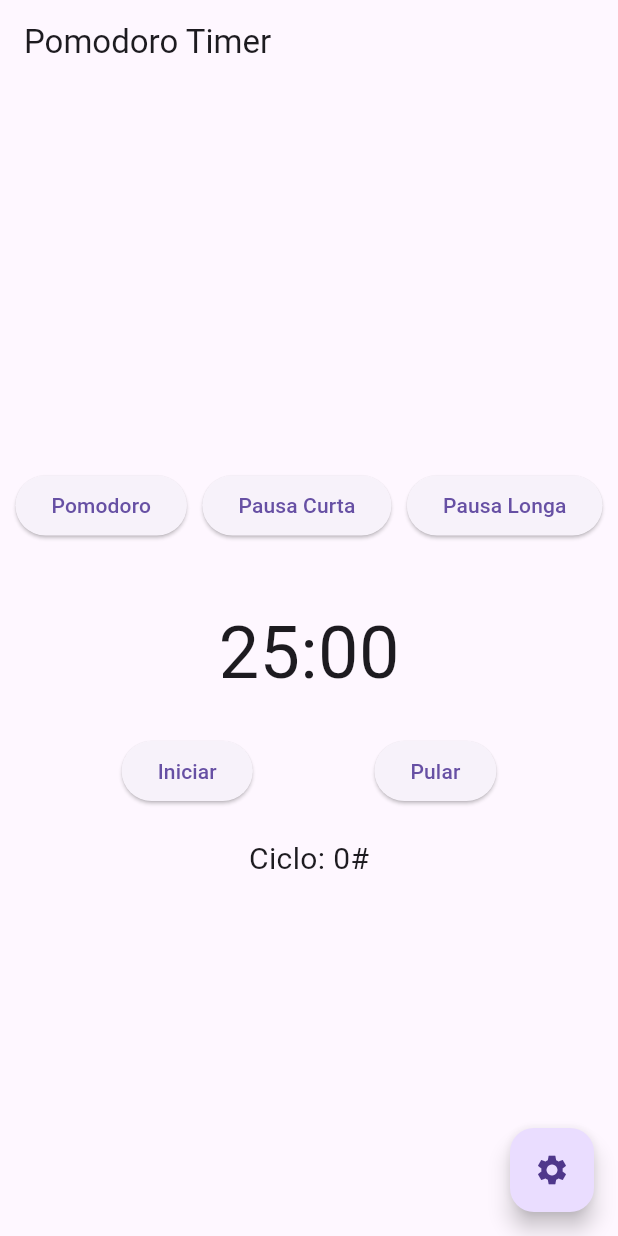
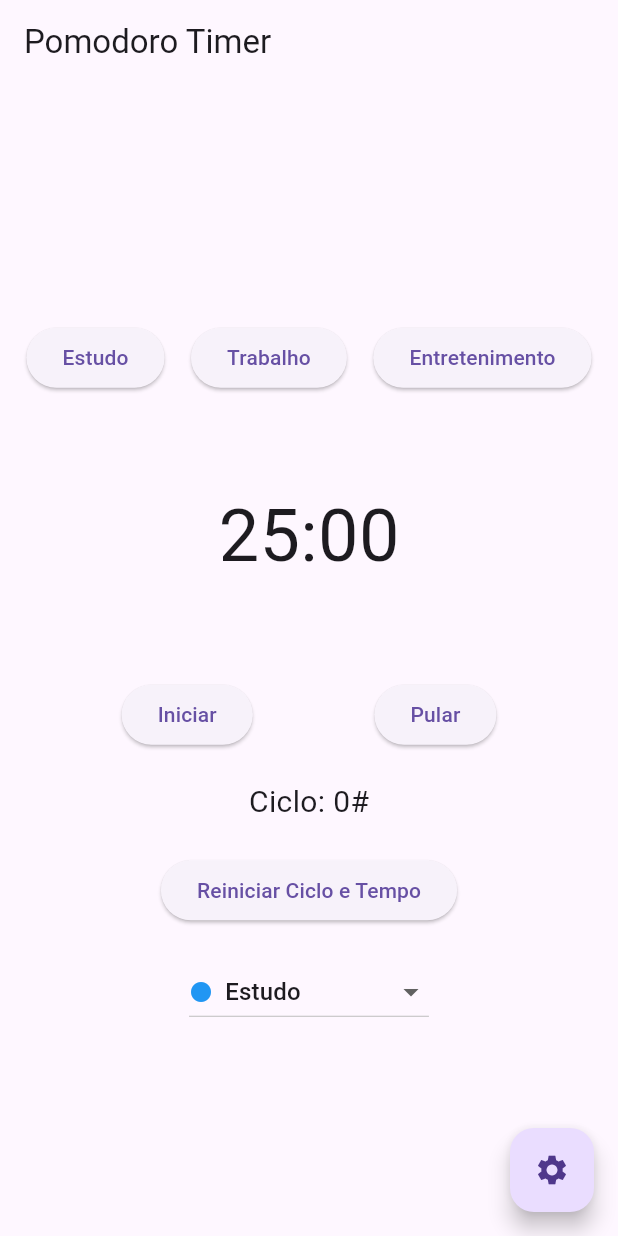
Before and after one commit to IsaacMota/pomodoro_app, a Flutter app: the PomodoroScreen screen opened directly, on a phone screen of 412 x 824 dp. Run offline on Flutter 3.47's test engine with Material 3 defaults, Android fonts, the phone set to English and light mode, and no system bars.

Commit message:
pomodoroc3

```diff
--- a/pomodoro_app/lib/explicacao.dart
+++ b/pomodoro_app/lib/explicacao.dart
@@ -8,6 +8,7 @@ class ExplicacaoScreen extends StatelessWidget {
       appBar: AppBar(
         title: Text(''), // Removido o texto da AppBar
       ),
+      backgroundColor: const Color.fromARGB(255, 219, 219, 219),
       body: Padding(
         padding: EdgeInsets.all(20.0),
         child: Column(
--- a/pomodoro_app/lib/tempo.dart
+++ b/pomodoro_app/lib/tempo.dart
@@ -29,11 +29,16 @@ class _PomodoroScreenState extends State<PomodoroScreen> {
   int workDuration = 25 * 60; // 25 minutes in seconds
   int breakDuration = 5 * 60; // 5 minutes in seconds
   int longBreakDuration = 15 * 60; // 15 minutes in seconds
-  int cycles = 1;
-  int currentCycle = 1;
   int completedCycles = 0;
   int secondsRemaining = 1500; // 25 minutes in seconds
   late Timer timer;
+  String selectedCategory = 'Estudo'; // Default selected category
+  List<Map<String, dynamic>> categories = [
+    {'name': 'Estudo', 'color': Colors.blue},
+    {'name': 'Trabalho', 'color': Colors.red},
+    {'name': 'Entretenimento', 'color': Colors.orange},
+    {'name': 'Social', 'color': Colors.green},
+  ];
 
   void startTimer() {
     setState(() {
@@ -87,6 +92,13 @@ class _PomodoroScreenState extends State<PomodoroScreen> {
         isWorkTime = true;
         secondsRemaining = workDuration;
       }
+    });
+  }
+
+  void resetCycleAndTime() {
+    setState(() {
+      completedCycles = 0;
+      secondsRemaining = workDuration;
     });
   }
 
@@ -161,23 +173,36 @@ class _PomodoroScreenState extends State<PomodoroScreen> {
             children: <Widget>[
               ElevatedButton(
                 onPressed: changeToWork,
-                child: Text('Pomodoro'),
+                child: Text('Estudo'),
               ),
               ElevatedButton(
                 onPressed: changeToBreak,
-                child: Text('Pausa Curta'),
+                child: Text('Trabalho'),
               ),
               ElevatedButton(
                 onPressed: changeToLongBreak,
-                child: Text('Pausa Longa'),
+                child: Text('Entretenimento'),
               ),
             ],
           ),
           SizedBox(height: 20),
-          SizedBox(height: 20),
-          Text(
-            formatDuration(secondsRemaining),
-            style: TextStyle(fontSize: 48),
+          Stack(
+            alignment: Alignment.center,
+            children: [
+              SizedBox(
+                height: 150,
+                width: 150,
+                child: CircularProgressIndicator(
+                  value: 1 - (secondsRemaining / workDuration),
+                  strokeWidth: 10,
+                  valueColor: AlwaysStoppedAnimation<Color>(Colors.blue),
+                ),
+              ),
+              Text(
+                formatDuration(secondsRemaining),
+                style: TextStyle(fontSize: 48),
+              ),
+            ],
           ),
           SizedBox(height: 20),
           Row(
@@ -197,6 +222,36 @@ class _PomodoroScreenState extends State<PomodoroScreen> {
           Text(
             'Ciclo: ${completedCycles}#',
             style: TextStyle(fontSize: 20),
+          ),
+          SizedBox(height: 20),
+          ElevatedButton(
+            onPressed: resetCycleAndTime,
+            child: Text('Reiniciar Ciclo e Tempo'),
+          ),
+          SizedBox(height: 20),
+          DropdownButton<String>(
+            value: selectedCategory,
+            onChanged: (value) {
+              setState(() {
+                selectedCategory = value!;
+              });
+            },
+            items: categories.map<DropdownMenuItem<String>>((category) {
+              return DropdownMenuItem<String>(
+                value: category['name'],
+                child: Row(
+                  children: [
+                    Icon(
+                      Icons.circle,
+                      color: category['color'],
+                      size: 16,
+                    ),
+                    SizedBox(width: 8),
+                    Text(category['name']),
+                  ],
+                ),
+              );
+            }).toList(),
           ),
         ],
       ),
```
